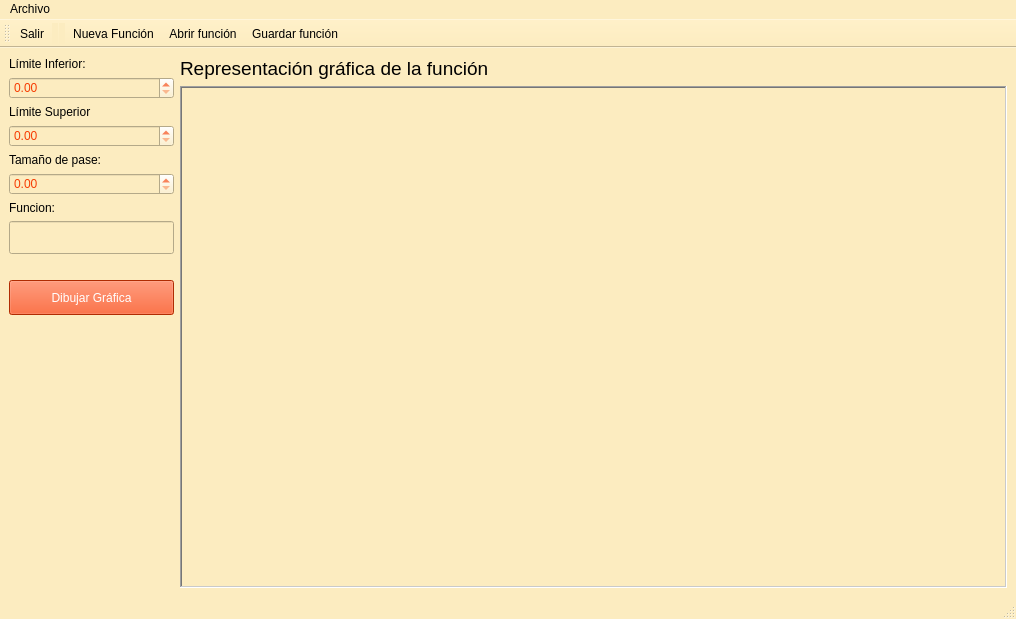
Old version of the form forms/mainwindow.ui in the repository BertoSoft/ReFunGraf_1.0.
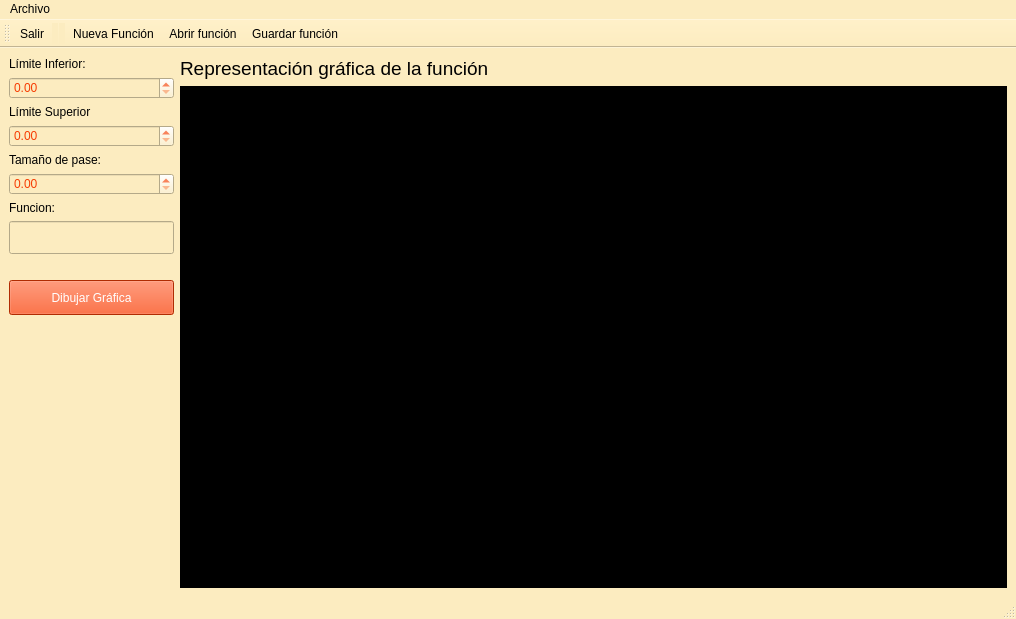
New version of the form. Icons and pictures are not drawn.

```diff
--- a/forms/mainwindow.ui
+++ b/forms/mainwindow.ui
@@ -234,13 +234,20 @@
          </widget>
         </item>
         <item>
-         <widget class="QFrame" name="fraGrafica">
+         <widget class="QLabel" name="lblGraf">
+          <property name="styleSheet">
+           <string notr="true">background-color: #000000;
+color:#FFFFFF;</string>
+          </property>
           <property name="frameShape">
            <enum>QFrame::Shape::WinPanel</enum>
           </property>
           <property name="frameShadow">
            <enum>QFrame::Shadow::Sunken</enum>
           </property>
+          <property name="text">
+           <string/>
+          </property>
          </widget>
         </item>
        </layout>
```
